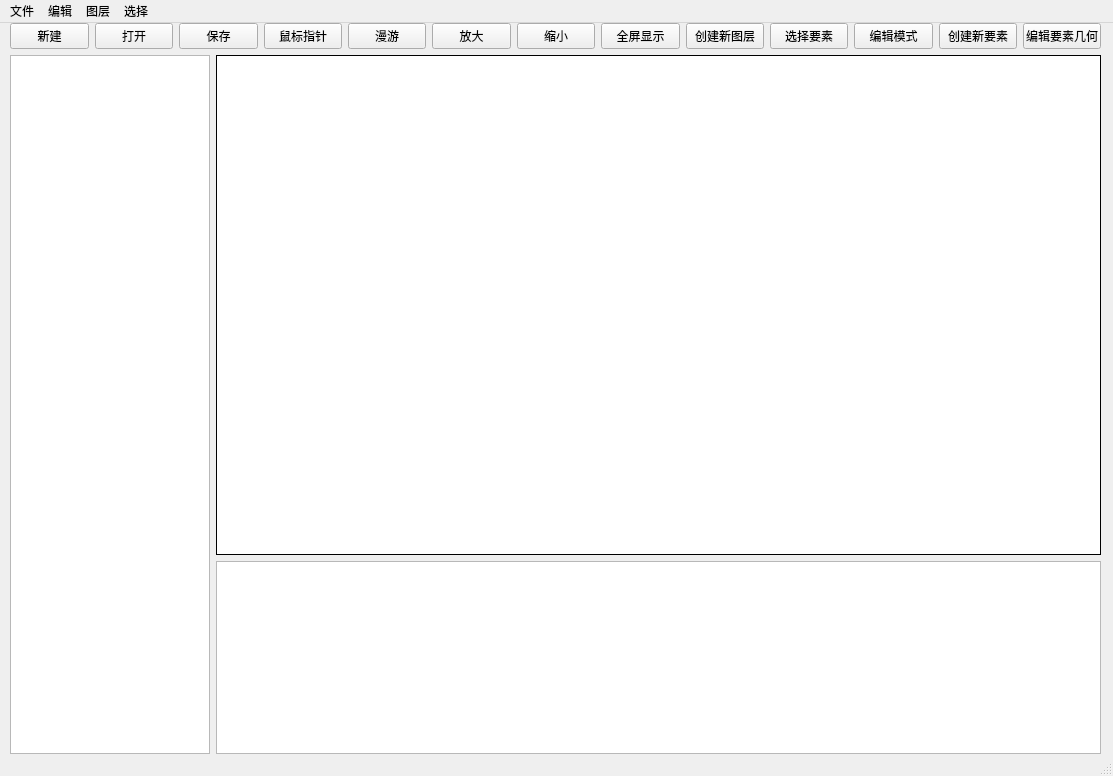
This is UI/MainGUI.ui in TianyouCheng/MiniGISApplication as Qt 5 draws it before an edit. The edited form follows.
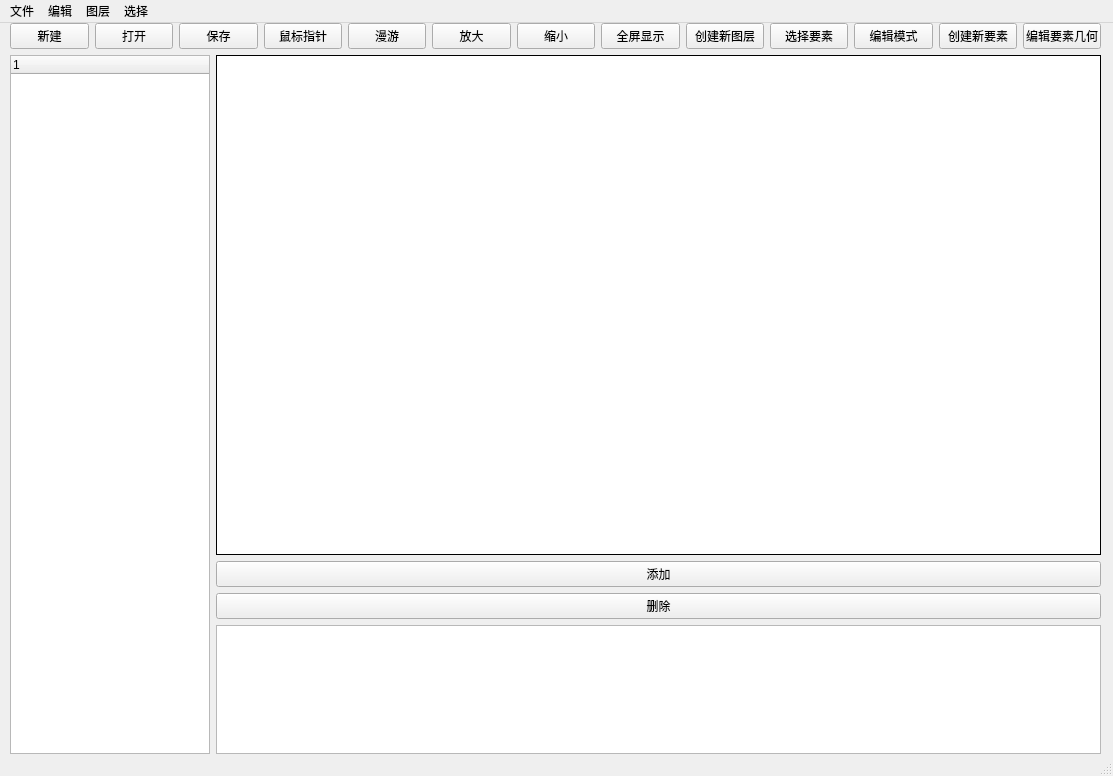
This is the edited form.

What changed in the file:
```diff
--- a/UI/MainGUI.ui
+++ b/UI/MainGUI.ui
@@ -134,7 +134,7 @@
      <item>
       <layout class="QHBoxLayout" name="horizontalLayout_4">
        <item>
-        <widget class="QTreeView" name="treeView">
+        <widget class="QTreeWidget" name="treeWidget">
          <property name="minimumSize">
           <size>
            <width>200</width>
@@ -147,6 +147,11 @@
            <height>16777215</height>
           </size>
          </property>
+         <column>
+          <property name="text">
+           <string notr="true">1</string>
+          </property>
+         </column>
         </widget>
        </item>
        <item>
@@ -172,7 +177,21 @@
           </widget>
          </item>
          <item>
-          <widget class="QTableView" name="tableView"/>
+          <widget class="QPushButton" name="pushButtonAdd">
+           <property name="text">
+            <string>添加</string>
+           </property>
+          </widget>
+         </item>
+         <item>
+          <widget class="QPushButton" name="pushButtonDel">
+           <property name="text">
+            <string>删除</string>
+           </property>
+          </widget>
+         </item>
+         <item>
+          <widget class="QTableWidget" name="tableWidget"/>
          </item>
         </layout>
        </item>
```
